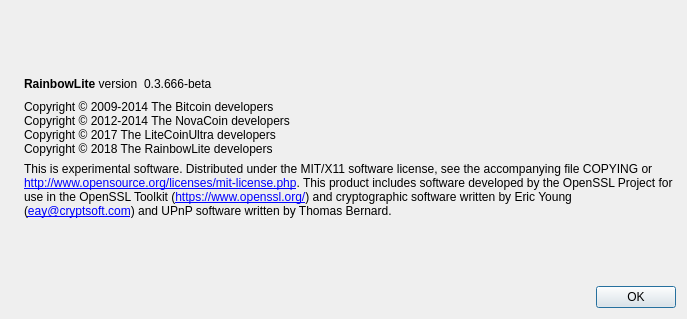
Above: src/qt/forms/aboutdialog.ui from wayawolf/WayaWolfCoin before the change. Below: the same form after it.
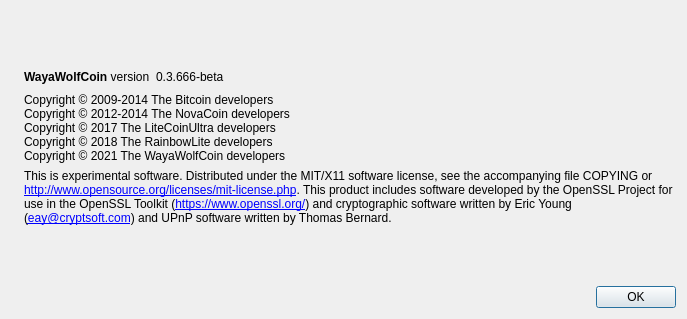
That is the form after the change. Icons and pictures are not drawn.

Commit message: Rename RainbowLite to WayaWolfCoin

Diff of the .ui file:
```diff
--- a/src/qt/forms/aboutdialog.ui
+++ b/src/qt/forms/aboutdialog.ui
@@ -59,7 +59,7 @@
           <cursorShape>IBeamCursor</cursorShape>
          </property>
          <property name="text">
-          <string>&lt;b&gt;RainbowLite&lt;/b&gt; version</string>
+          <string>&lt;b&gt;WayaWolfCoin&lt;/b&gt; version</string>
          </property>
          <property name="textInteractionFlags">
           <set>Qt::LinksAccessibleByMouse|Qt::TextSelectableByKeyboard|Qt::TextSelectableByMouse</set>
@@ -103,7 +103,8 @@
         <string>Copyright © 2009-2014 The Bitcoin developers
 Copyright © 2012-2014 The NovaCoin developers
 Copyright © 2017 The LiteCoinUltra developers
-Copyright © 2018 The RainbowLite developers</string>
+Copyright © 2018 The RainbowLite developers
+Copyright © 2021 The WayaWolfCoin developers</string>
        </property>
        <property name="textInteractionFlags">
         <set>Qt::LinksAccessibleByMouse|Qt::TextSelectableByKeyboard|Qt::TextSelectableByMouse</set>
```
Left out of the diff: 2 changed lines with no effect on the pictures. The commit also changes 116 other files.
